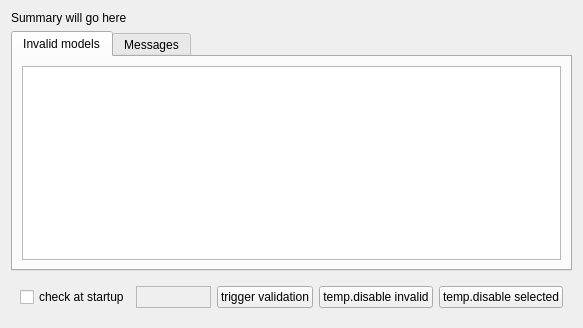
swift-project/pilotclient, file src/blackgui/components/aircraftmodelvalidationcomponent.ui: the form before one commit.
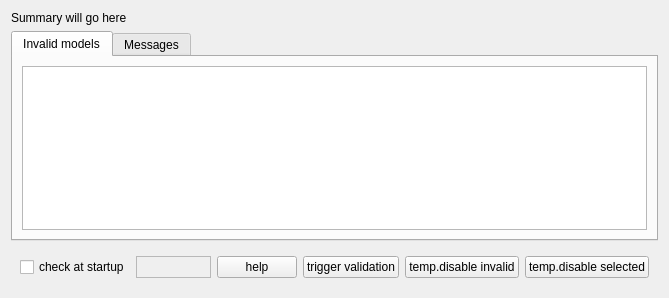
The form after the commit. Custom widgets are drawn as their Qt base class.

Commit message: Use context based help for model set validation to display further details

Diff of the .ui file:
```diff
--- a/src/blackgui/components/aircraftmodelvalidationcomponent.ui
+++ b/src/blackgui/components/aircraftmodelvalidationcomponent.ui
@@ -2,6 +2,14 @@
 <ui version="4.0">
  <class>CAircraftModelValidationComponent</class>
  <widget class="QFrame" name="CAircraftModelValidationComponent">
+  <property name="geometry">
+   <rect>
+    <x>0</x>
+    <y>0</y>
+    <width>552</width>
+    <height>298</height>
+   </rect>
+  </property>
   <property name="windowTitle">
    <string>Model validation</string>
   </property>
@@ -57,6 +65,13 @@
    <item>
     <widget class="QWidget" name="wi_Buttons" native="true">
      <layout class="QGridLayout" name="gridLayout">
+      <item row="0" column="4">
+       <widget class="QPushButton" name="pb_TempDisableInvalid">
+        <property name="text">
+         <string>temp.disable invalid</string>
+        </property>
+       </widget>
+      </item>
       <item row="0" column="1">
        <widget class="BlackGui::Components::CSimulatorSelector" name="comp_Simulator">
         <property name="minimumSize">
@@ -80,7 +95,7 @@
         </property>
        </widget>
       </item>
-      <item row="0" column="4">
+      <item row="0" column="5">
        <widget class="QPushButton" name="pb_TempDisableSelected">
         <property name="text">
          <string>temp.disable selected</string>
@@ -88,19 +103,19 @@
        </widget>
       </item>
       <item row="0" column="3">
-       <widget class="QPushButton" name="pb_TempDisableInvalid">
-        <property name="text">
-         <string>temp.disable invalid</string>
-        </property>
-       </widget>
-      </item>
-      <item row="0" column="2">
        <widget class="QPushButton" name="pb_TriggerValidation">
         <property name="text">
          <string>trigger validation</string>
         </property>
        </widget>
       </item>
+      <item row="0" column="2">
+       <widget class="QPushButton" name="pb_help">
+        <property name="text">
+         <string>help</string>
+        </property>
+       </widget>
+      </item>
      </layout>
     </widget>
    </item>
```
Left out of the diff: 1 changed line with no effect on the pictures. The commit also changes 4 other files.
